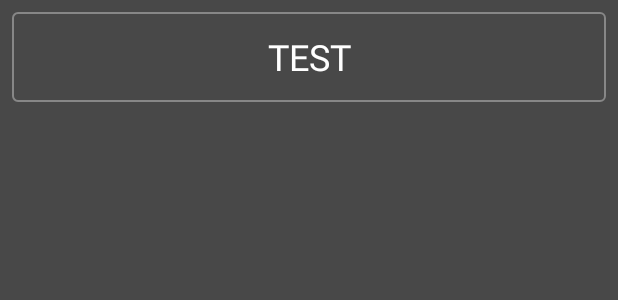
After one commit to Isur/game-of-life, an Android app: the layout load_item.xml on its own in the app's theme, with its tools: preview values and no code run, on a phone screen of 412 x 824 dp. The commit adds this screen. Shown: the top 300 px of the screen. Run offline under Robolectric (Android 15) with nearby library versions, the light colour scheme and no system bars.

Commit message:
Dodanie Listowania plików zapisu;

```diff
--- a/app/src/main/java/com/adt/game_of_life/GameOfLifeApplication.kt
+++ b/app/src/main/java/com/adt/game_of_life/GameOfLifeApplication.kt
@@ -4,6 +4,8 @@ import android.app.Application
 import com.adt.game_of_life.model.algorithm.IBoardManipulator
 import com.adt.game_of_life.model.algorithm.IConwayAlgorithm
 import com.adt.game_of_life.model.algorithm.ManipulatorConwayAlgorithm
+import com.adt.game_of_life.model.file.FileManager
+import com.adt.game_of_life.model.file.IFileManager
 import com.adt.game_of_life.model.pref.IColorsPref
 import com.adt.game_of_life.model.pref.IGameRulesPref
 import com.adt.game_of_life.model.pref.SharedPrefAccess
@@ -53,9 +55,11 @@ class GameOfLifeApplication : Application() {
             single<ILooper> { LooperImp() }
             factory { SpeedModel(10000) }
 
+            single<IFileManager> { FileManager(this@GameOfLifeApplication) }
+
             viewModel { MenuViewModel() }
             viewModel { GameViewModel(get(), get(), get(), get()) }
-            viewModel { LoadViewModel() }
+            viewModel { LoadViewModel(get()) }
             viewModel { SettingsViewModel(get(), get()) }
         }
     }
--- a/app/src/main/java/com/adt/game_of_life/viewmodel/LoadViewModel.kt
+++ b/app/src/main/java/com/adt/game_of_life/viewmodel/LoadViewModel.kt
@@ -1,6 +1,10 @@
 package com.adt.game_of_life.viewmodel
 
 import android.arch.lifecycle.ViewModel
+import com.adt.game_of_life.model.file.IFileManager
 
-class LoadViewModel : ViewModel() {
+class LoadViewModel(private val fileManager: IFileManager) : ViewModel() {
+
+    val files: List<String>
+        get() = fileManager.getFilenames()
 }
--- /dev/null
+++ b/app/src/main/res/drawable-v21/load_item_shape.xml
@@ -0,0 +1,24 @@
+<?xml version="1.0" encoding="utf-8"?>
+<ripple
+        xmlns:android="http://schemas.android.com/apk/res/android"
+        android:color="@color/colorPrimary">
+    <item>
+        <shape android:shape="rectangle">
+            <corners
+                    android:radius="3dp"/>
+            <solid
+                    android:color="@color/colorPrimaryLight"/>
+            <padding
+                    android:left="0dp"
+                    android:top="0dp"
+                    android:right="0dp"
+                    android:bottom="0dp"/>
+            <size
+                    android:width="270dp"
+                    android:height="60dp"/>
+            <stroke
+                    android:width="1dp"
+                    android:color="@color/lightGray"/>
+        </shape>
+    </item>
+</ripple>
--- /dev/null
+++ b/app/src/main/res/drawable/load_item_shape.xml
@@ -0,0 +1,18 @@
+<?xml version="1.0" encoding="utf-8"?>
+<shape android:shape="rectangle" xmlns:android="http://schemas.android.com/apk/res/android">
+    <corners
+            android:radius="3dp"/>
+    <solid
+            android:color="@color/colorPrimaryLight"/>
+    <padding
+            android:left="0dp"
+            android:top="0dp"
+            android:right="0dp"
+            android:bottom="0dp"/>
+    <size
+            android:width="270dp"
+            android:height="60dp"/>
+    <stroke
+            android:width="1dp"
+            android:color="@color/lightGray"/>
+</shape>
--- a/app/src/main/res/layout/activity_load.xml
+++ b/app/src/main/res/layout/activity_load.xml
@@ -13,6 +13,12 @@
             android:layout_height="match_parent"
             tools:context=".view.activity.LoadActivity">
 
+        <android.support.v7.widget.RecyclerView
+                android:id="@+id/loadRecyclerView"
+                android:layout_width="match_parent"
+                android:layout_height="match_parent"
+                android:layoutAnimation="@anim/layout_animation_fall_down"/>
+
     </android.support.constraint.ConstraintLayout>
 
 </layout>
--- /dev/null
+++ b/app/src/main/res/layout/load_item.xml
@@ -0,0 +1,19 @@
+<?xml version="1.0" encoding="utf-8"?>
+<android.support.constraint.ConstraintLayout
+        xmlns:android="http://schemas.android.com/apk/res/android"
+        android:layout_width="match_parent"
+        android:layout_height="wrap_content"
+        xmlns:app="http://schemas.android.com/apk/res-auto" xmlns:tools="http://schemas.android.com/tools"
+        android:padding="@dimen/standard_margin">
+
+    <android.support.v7.widget.AppCompatTextView
+            android:id="@+id/loadItemNameTextView"
+            android:layout_width="match_parent"
+            android:layout_height="wrap_content"
+            android:padding="@dimen/standard_margin"
+            app:layout_constraintTop_toTopOf="parent"
+            app:layout_constraintStart_toStartOf="parent"
+            style="@style/loadViewTextViewStyle"
+            tools:text="TEST"/>
+
+</android.support.constraint.ConstraintLayout>
--- a/app/src/main/res/values/styles.xml
+++ b/app/src/main/res/values/styles.xml
@@ -44,4 +44,9 @@
         <item name="android:padding">8dp</item>
     </style>
 
+    <style name="loadViewTextViewStyle" parent="android:Widget.TextView">
+        <item name="android:textColor">@color/white</item>
+        <item name="android:background">@drawable/load_item_shape</item>
+    </style>
+
 </resources>
```
Also changed, not shown: app/src/main/java/com/adt/game_of_life/model/file/FileManager.kt (added, +40 -0 lines), app/src/main/java/com/adt/game_of_life/model/file/IFileManager.kt (added, +10 -0 lines), app/src/main/java/com/adt/game_of_life/view/activity/LoadActivity.kt (+12 -0 lines), app/src/main/java/com/adt/game_of_life/view/adapter/LoadAdapter.kt (added, +39 -0 lines), app/src/main/res/anim/item_animation_fall_down.xml (added, +25 -0 lines), app/src/main/res/anim/layout_animation_fall_down.xml (added, +7 -0 lines).
